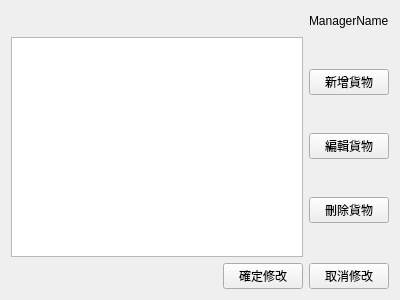
Above: client/DepotSystemClient/Form/productmanagementform.ui from B10215037/DepotSystem before the change. Below: the same form after it.
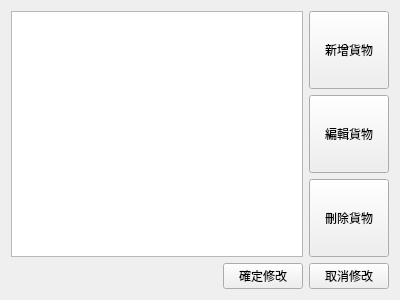
That is the form after the change.

Commit message: modify username label

The edit to the form file:
```diff
--- a/client/DepotSystemClient/Form/productmanagementform.ui
+++ b/client/DepotSystemClient/Form/productmanagementform.ui
@@ -14,30 +14,6 @@
    <string>Form</string>
   </property>
   <layout class="QVBoxLayout" name="verticalLayout_2">
-   <item>
-    <layout class="QHBoxLayout" name="horizontalLayout">
-     <item>
-      <spacer name="horizontalSpacer">
-       <property name="orientation">
-        <enum>Qt::Horizontal</enum>
-       </property>
-       <property name="sizeHint" stdset="0">
-        <size>
-         <width>40</width>
-         <height>20</height>
-        </size>
-       </property>
-      </spacer>
-     </item>
-     <item>
-      <widget class="QLabel" name="label">
-       <property name="text">
-        <string>ManagerName</string>
-       </property>
-      </widget>
-     </item>
-    </layout>
-   </item>
    <item>
     <layout class="QHBoxLayout" name="horizontalLayout_2">
      <item>
@@ -47,6 +23,12 @@
       <layout class="QVBoxLayout" name="verticalLayout">
        <item>
         <widget class="QPushButton" name="pushButton_3">
+         <property name="sizePolicy">
+          <sizepolicy hsizetype="Minimum" vsizetype="Minimum">
+           <horstretch>0</horstretch>
+           <verstretch>0</verstretch>
+          </sizepolicy>
+         </property>
          <property name="text">
           <string>新增貨物</string>
          </property>
@@ -54,6 +36,12 @@
        </item>
        <item>
         <widget class="QPushButton" name="pushButton_4">
+         <property name="sizePolicy">
+          <sizepolicy hsizetype="Minimum" vsizetype="Minimum">
+           <horstretch>0</horstretch>
+           <verstretch>0</verstretch>
+          </sizepolicy>
+         </property>
          <property name="text">
           <string>編輯貨物</string>
          </property>
@@ -61,6 +49,12 @@
        </item>
        <item>
         <widget class="QPushButton" name="pushButton_5">
+         <property name="sizePolicy">
+          <sizepolicy hsizetype="Minimum" vsizetype="Minimum">
+           <horstretch>0</horstretch>
+           <verstretch>0</verstretch>
+          </sizepolicy>
+         </property>
          <property name="text">
           <string>刪除貨物</string>
          </property>
```
The commit also changes 7 other files.
